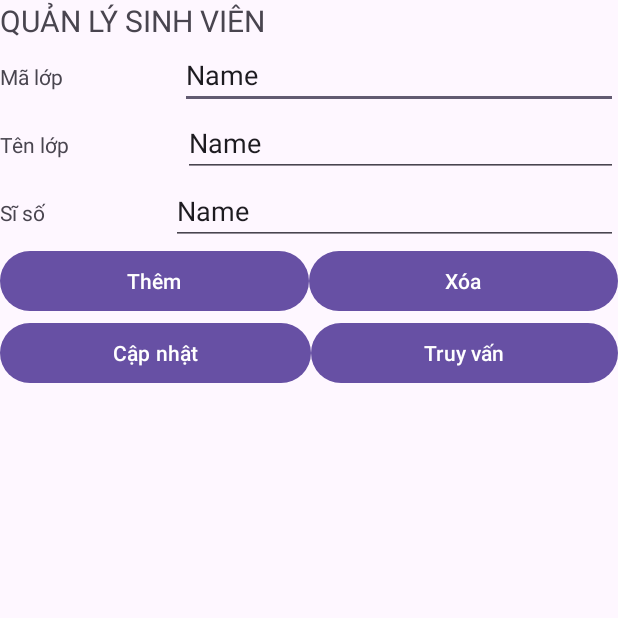
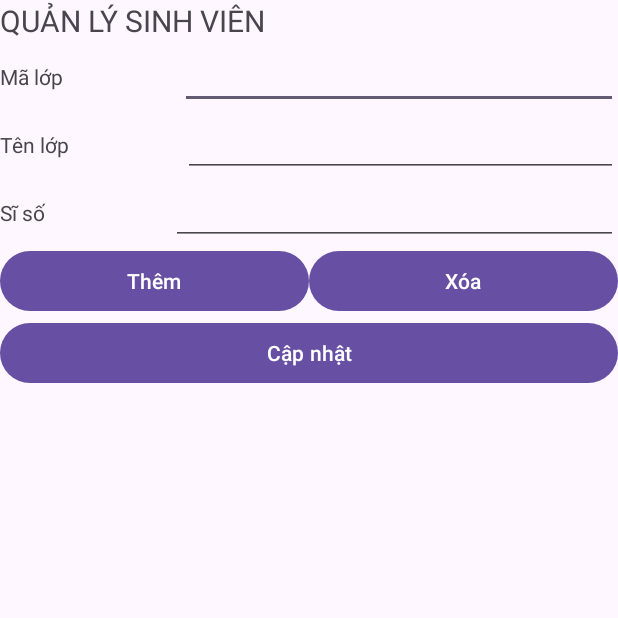
Before and after one commit to dhsoncoder/BTH04, an Android app: the screen it shows after launch (MainActivity), on a phone screen of 412 x 824 dp, the top half of it. Run offline under Robolectric (Android 15) with nearby library versions, the phone set to English and light mode, and no system bars; 1 statement that could not run was skipped.

Commit message:
version 1

```diff
--- a/app/src/main/res/layout/activity_main.xml
+++ b/app/src/main/res/layout/activity_main.xml
@@ -33,8 +33,7 @@
             android:layout_height="wrap_content"
             android:layout_weight="1"
             android:ems="10"
-            android:inputType="text"
-            android:text="Name" />
+            android:inputType="text" />
     </LinearLayout>
 
     <LinearLayout
@@ -55,8 +54,7 @@
             android:layout_height="wrap_content"
             android:layout_weight="1"
             android:ems="10"
-            android:inputType="text"
-            android:text="Name" />
+            android:inputType="text" />
     </LinearLayout>
 
     <LinearLayout
@@ -77,8 +75,7 @@
             android:layout_height="wrap_content"
             android:layout_weight="1"
             android:ems="10"
-            android:inputType="text"
-            android:text="Name" />
+            android:inputType="text" />
     </LinearLayout>
 
     <LinearLayout
@@ -113,12 +110,6 @@
             android:layout_weight="1"
             android:text="Cập nhật" />
 
-        <Button
-            android:id="@+id/btnquery"
-            android:layout_width="wrap_content"
-            android:layout_height="wrap_content"
-            android:layout_weight="1"
-            android:text="Truy vấn" />
     </LinearLayout>
 
     <ListView
```
Also changed, not shown: app/src/main/java/com/example/qlsv/MainActivity.java (+39 -12 lines).
